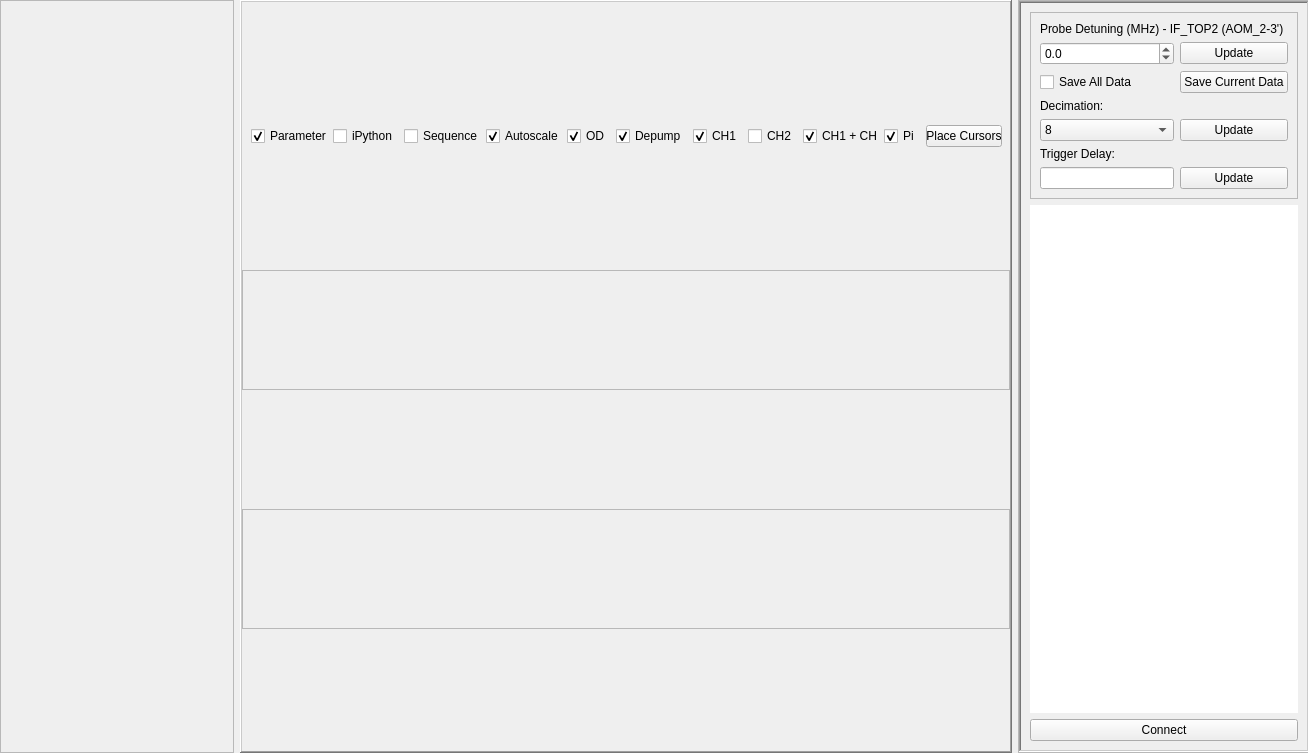
Above: widgets/STIRAP/gui.ui from JeremyQO/GUI-Experiment before the change. Below: the same form after it.
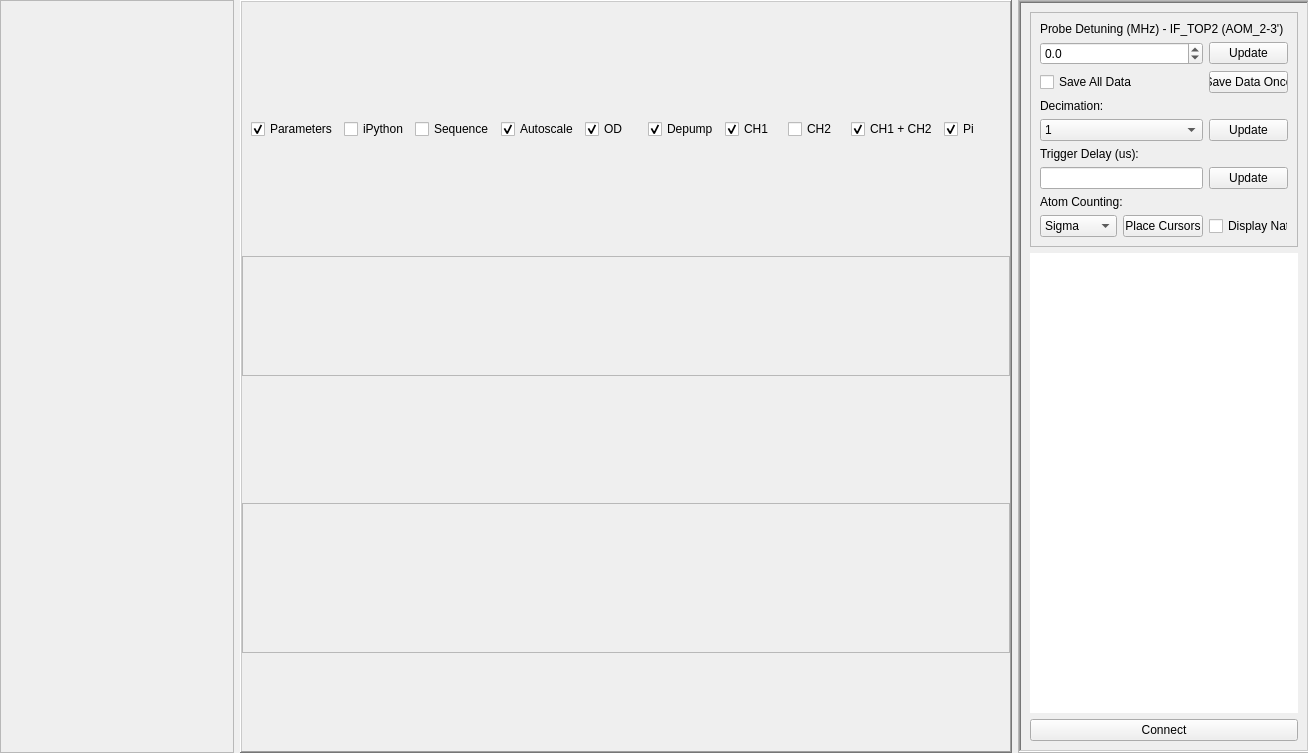
That is the form after the change.

Diff of the .ui file:
```diff
--- a/widgets/STIRAP/gui.ui
+++ b/widgets/STIRAP/gui.ui
@@ -223,13 +223,6 @@
            </property>
           </widget>
          </item>
-         <item>
-          <widget class="QPushButton" name="pushButton_Cursor">
-           <property name="text">
-            <string>Place Cursors</string>
-           </property>
-          </widget>
-         </item>
         </layout>
        </widget>
       </item>
@@ -271,6 +264,12 @@
       </item>
       <item>
        <widget class="QFrame" name="frame_STIRAP_sequence">
+        <property name="minimumSize">
+         <size>
+          <width>0</width>
+          <height>150</height>
+         </size>
+        </property>
         <property name="maximumSize">
          <size>
           <width>16777215</width>
@@ -351,47 +350,6 @@
             <enum>QFrame::Raised</enum>
            </property>
            <layout class="QGridLayout" name="gridLayout">
-            <item row="1" column="1">
-             <widget class="QDoubleSpinBox" name="doubleSpinBox_frequency">
-              <property name="decimals">
-               <number>1</number>
-              </property>
-              <property name="minimum">
-               <double>-40.000000000000000</double>
-              </property>
-              <property name="maximum">
-               <double>40.000000000000000</double>
-              </property>
-             </widget>
-            </item>
-            <item row="1" column="2">
-             <widget class="QPushButton" name="pushButton_update">
-              <property name="text">
-               <string>Update</string>
-              </property>
-             </widget>
-            </item>
-            <item row="2" column="1">
-             <widget class="QCheckBox" name="checkBox_saveData">
-              <property name="text">
-               <string>Save All Data</string>
-              </property>
-             </widget>
-            </item>
-            <item row="0" column="1" colspan="2">
-             <widget class="QLabel" name="label">
-              <property name="text">
-               <string>Probe Detuning (MHz) - IF_TOP2 (AOM_2-3')</string>
-              </property>
-             </widget>
-            </item>
-            <item row="2" column="2">
-             <widget class="QPushButton" name="pushButton_saveCurrentData">
-              <property name="text">
-               <string>Save Current Data</string>
-              </property>
-             </widget>
-            </item>
             <item row="3" column="1">
              <widget class="QLabel" name="label_2">
               <property name="text">
@@ -399,27 +357,48 @@
               </property>
              </widget>
             </item>
-            <item row="7" column="2">
+            <item row="9" column="3">
+             <widget class="QCheckBox" name="checkBox_displayNat">
+              <property name="text">
+               <string>Display Nat</string>
+              </property>
+             </widget>
+            </item>
+            <item row="7" column="3">
              <widget class="QPushButton" name="pushButton_updateTriggerDelay">
               <property name="text">
                <string>Update</string>
               </property>
              </widget>
             </item>
-            <item row="6" column="1">
-             <widget class="QLabel" name="label_3">
+            <item row="4" column="3">
+             <widget class="QPushButton" name="pushButton_updateDecimation">
               <property name="text">
-               <string>Trigger Delay:</string>
+               <string>Update</string>
               </property>
              </widget>
             </item>
-            <item row="7" column="1">
+            <item row="2" column="3">
+             <widget class="QPushButton" name="pushButton_saveCurrentData">
+              <property name="text">
+               <string>Save Data Once</string>
+              </property>
+             </widget>
+            </item>
+            <item row="1" column="3">
+             <widget class="QPushButton" name="pushButton_update">
+              <property name="text">
+               <string>Update</string>
+              </property>
+             </widget>
+            </item>
+            <item row="7" column="1" colspan="2">
              <widget class="QLineEdit" name="lineEdit_triggerDelay"/>
             </item>
-            <item row="4" column="1">
+            <item row="4" column="1" colspan="2">
              <widget class="QComboBox" name="comboBox_decimation">
               <property name="currentIndex">
-               <number>1</number>
+               <number>0</number>
               </property>
               <item>
                <property name="text">
@@ -453,13 +432,81 @@
               </item>
              </widget>
             </item>
-            <item row="4" column="2">
-             <widget class="QPushButton" name="pushButton_updateDecimation">
+            <item row="2" column="1" colspan="2">
+             <widget class="QCheckBox" name="checkBox_saveData">
               <property name="text">
-               <string>Update</string>
+               <string>Save All Data</string>
               </property>
              </widget>
             </item>
+            <item row="1" column="1" colspan="2">
+             <widget class="QDoubleSpinBox" name="doubleSpinBox_frequency">
+              <property name="decimals">
+               <number>1</number>
+              </property>
+              <property name="minimum">
+               <double>-40.000000000000000</double>
+              </property>
+              <property name="maximum">
+               <double>40.000000000000000</double>
+              </property>
+             </widget>
+            </item>
+            <item row="8" column="1" colspan="2">
+             <widget class="QLabel" name="label_4">
+              <property name="text">
+               <string>Atom Counting:</string>
+              </property>
+             </widget>
+            </item>
+            <item row="6" column="1" colspan="2">
+             <widget class="QLabel" name="label_3">
+              <property name="text">
+               <string>Trigger Delay (us):</string>
+              </property>
+             </widget>
+            </item>
+            <item row="0" column="1" colspan="3">
+             <widget class="QLabel" name="label">
+              <property name="text">
+               <string>Probe Detuning (MHz) - IF_TOP2 (AOM_2-3')</string>
+              </property>
+             </widget>
+            </item>
+            <item row="9" column="2">
+             <widget class="QPushButton" name="pushButton_Cursor">
+              <property name="enabled">
+               <bool>true</bool>
+              </property>
+              <property name="text">
+               <string>Place Cursors</string>
+              </property>
+             </widget>
+            </item>
+            <item row="9" column="1">
+             <widget class="QComboBox" name="comboBox_cursors">
+              <item>
+               <property name="text">
+                <string>Sigma</string>
+               </property>
+              </item>
+              <item>
+               <property name="text">
+                <string>Pi</string>
+               </property>
+              </item>
+              <item>
+               <property name="text">
+                <string>Depump</string>
+               </property>
+              </item>
+              <item>
+               <property name="text">
+                <string>OD</string>
+               </property>
+              </item>
+             </widget>
+            </item>
            </layout>
           </widget>
          </item>
```
